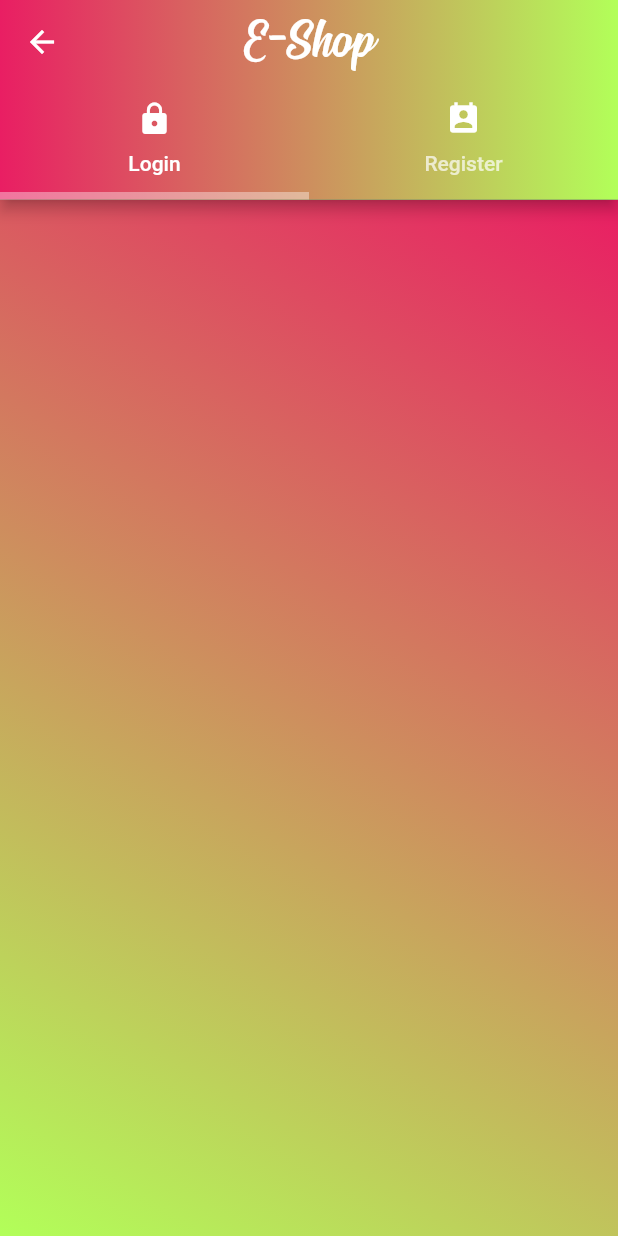
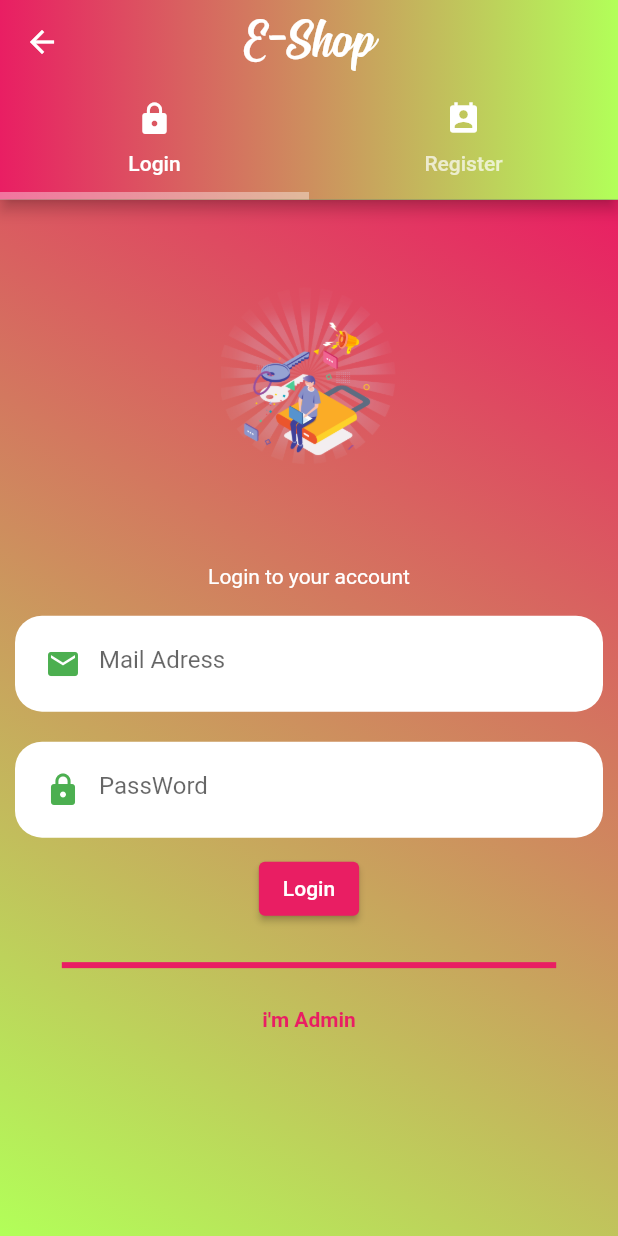
Before and after one commit to burahankrmz/E-Shop, a Flutter app: the screen it shows after launch, on a phone screen of 412 x 824 dp. Run offline on Flutter 3.47's test engine with Material 2 defaults, Android fonts, the phone set to English and light mode, and no system bars; our stand-ins replace cloud_firestore, firebase_auth, firebase_storage, fluttertoast, image_picker, shared_preferences; accounts and stored records are empty.

Commit message:
Login Page Created And Login Functions added

```diff
--- a/lib/Authentication/login.dart
+++ b/lib/Authentication/login.dart
@@ -7,20 +7,129 @@ import 'package:flutter/material.dart';
 import '../Store/storehome.dart';
 import 'package:e_shop/Config/config.dart';
 
-
 class Login extends StatefulWidget {
   @override
   _LoginState createState() => _LoginState();
 }
 
+class _LoginState extends State<Login> {
+  final TextEditingController _passwordTextEditingController =
+      TextEditingController();
+  final TextEditingController _emailTextEditingController =
+      TextEditingController();
+  final GlobalKey<FormState> _formKey = GlobalKey<FormState>();
 
-
-
-
-class _LoginState extends State<Login>
-{
   @override
   Widget build(BuildContext context) {
-    return Text("");
+    double _screenWidth = MediaQuery.of(context).size.width;
+    double _screenHeight = MediaQuery.of(context).size.height;
+    return SingleChildScrollView(
+      child: Container(
+        child: Column(
+          mainAxisSize: MainAxisSize.max,
+          children: <Widget>[
+            Container(
+              width: _screenWidth / 3.5,
+              height: _screenHeight / 3.5,
+              child: Image.asset(
+                'images/login.png',
+              ),
+            ),
+            Padding(
+              padding: EdgeInsets.all(8.0),
+              child: Text(
+                "Login to your account",
+                style: TextStyle(color: Colors.white),
+              ),
+            ),
+            Form(
+              key: _formKey,
+              child: Column(
+                children: [
+                  CustomTextField(
+                    controller: _emailTextEditingController,
+                    data: Icons.mail,
+                    hintText: 'Mail Adress',
+                    isObsecure: false,
+                  ),
+                  CustomTextField(
+                    controller: _passwordTextEditingController,
+                    data: Icons.lock,
+                    hintText: 'PassWord',
+                    isObsecure: true,
+                  ),
+                  ElevatedButton(
+                    onPressed: () {
+                      _emailTextEditingController.text.isNotEmpty &&
+                              _passwordTextEditingController.text.isNotEmpty
+                          ? loginUser()
+                          : showDialog(
+                              context: (context),
+                              builder: (c) {
+                                return ErrorAlertDialog(
+                                  message: 'Please write email and password.',
+                                );
+                              });
+                    },
+                    child: Text(
+                      'Login',
+                    ),
+                    style: ElevatedButton.styleFrom(primary: Colors.pink),
+                  ),
+                  SizedBox(
+                    height: 25.0,
+                  ),
+                  Container(
+                    height: 4.0,
+                    width: _screenWidth * 0.8,
+                    color: Colors.pink,
+                  ),
+                  SizedBox(
+                    height: 10.0,
+                  ),
+                  TextButton(
+                    onPressed: () {},
+                    child: Text(
+                      "i'm Admin",
+                      style: TextStyle(
+                          color: Colors.pink, fontWeight: FontWeight.bold),
+                    ),
+                  ),
+                ],
+              ),
+            )
+          ],
+        ),
+      ),
+    );
+  }
+
+  FirebaseAuth _auth = FirebaseAuth.instance;
+  loginUser() async {
+    showDialog(
+        context: context,
+        builder: (c) {
+          return LoadingAlertDialog(
+            message: "Authenticating, Please wait...",
+          );
+        });
+    FirebaseUser firebaseUser;
+    await _auth
+        .signInWithEmailAndPassword(
+      email: _emailTextEditingController.text.trim(),
+      password: _passwordTextEditingController.text.trim(),
+    )
+        .then((value) {
+      firebaseUser = value.user;
+    }).catchError((error) {
+      Navigator.pop(context);
+      showDialog(
+          context: context,
+          builder: (c) {
+            return ErrorAlertDialog(
+              message: error.message.toString(),
+            );
+          });
+    });
   }
 }
```
